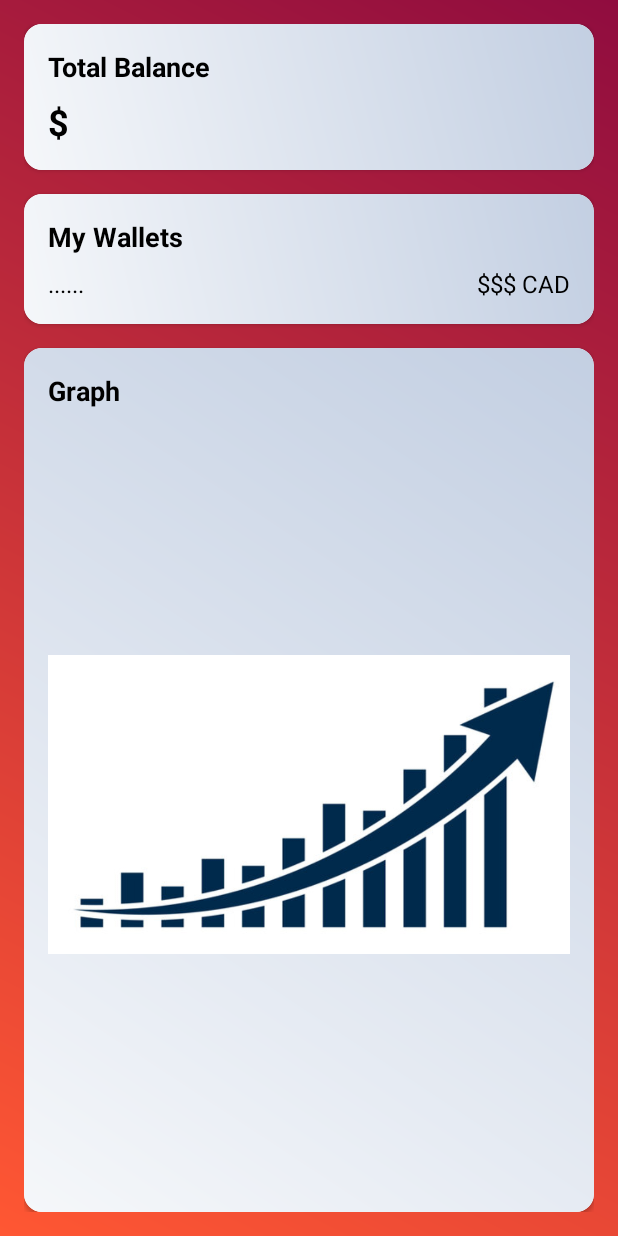
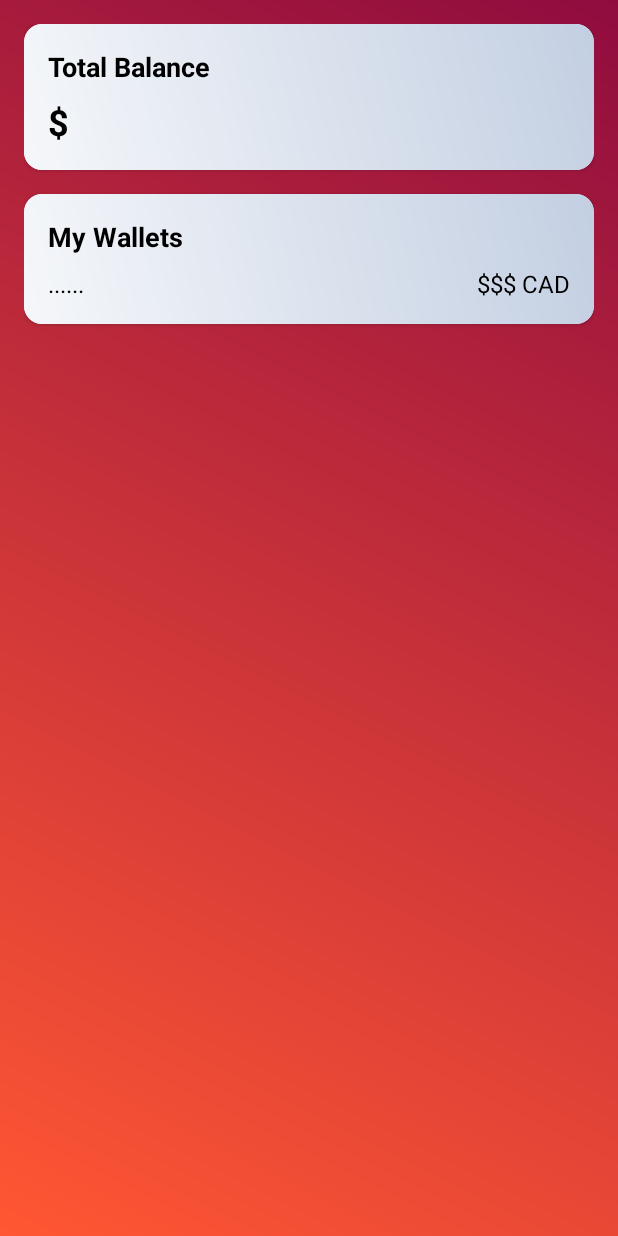
Before and after one commit to aakash2019/TrExpense, an Android app: the layout fragment_home.xml on its own in the app's theme, with its tools: preview values and no code run, on a phone screen of 412 x 824 dp. Run offline under Robolectric (Android 15) with nearby library versions, the light colour scheme and no system bars.

Commit message:
changed homepage and tabsActivity

```diff
--- a/app/src/main/java/com/example/trexpense_2f94d/TabsActivity.java
+++ b/app/src/main/java/com/example/trexpense_2f94d/TabsActivity.java
@@ -30,7 +30,7 @@ public class TabsActivity extends AppCompatActivity {
         // Set HomeFragment as the default fragment
         if (savedInstanceState == null) {
             getSupportFragmentManager().beginTransaction()
-                    .replace(R.id.fragment_container, fragmentMap.get(R.id.nav_profile))
+                    .replace(R.id.fragment_container, fragmentMap.get(R.id.nav_home))
                     .commit();
         }
 
--- a/app/src/main/res/layout/fragment_home.xml
+++ b/app/src/main/res/layout/fragment_home.xml
@@ -113,45 +113,6 @@
         </LinearLayout>
     </androidx.cardview.widget.CardView>
 
-    <androidx.cardview.widget.CardView
-        android:id="@+id/card3"
-        android:layout_width="match_parent"
-        android:layout_height="0dp"
-        android:elevation="8dp"
-        android:layout_marginTop="16dp"
-        app:cardCornerRadius="12dp"
-        android:backgroundTint="@android:color/white"
-        app:layout_constraintTop_toBottomOf="@id/card2"
-        app:layout_constraintBottom_toBottomOf="parent"
-        app:layout_constraintStart_toStartOf="parent"
-        app:layout_constraintEnd_toEndOf="parent"
-        app:layout_constraintHeight_default="spread">
 
-        <LinearLayout
-            android:layout_width="match_parent"
-            android:layout_height="match_parent"
-            android:orientation="vertical"
-            android:padding="16dp"
-            android:background="@drawable/card_background">>
-
-            <TextView
-                android:id="@+id/graphTextView"
-                android:layout_width="wrap_content"
-                android:layout_height="wrap_content"
-                android:text="Graph"
-                android:textSize="18sp"
-                android:textStyle="bold"
-                android:textColor="@android:color/black" />
-
-            <ImageView
-                android:id="@+id/graphImageView"
-                android:layout_width="match_parent"
-                android:layout_height="0dp"
-                android:layout_marginTop="8dp"
-                android:layout_weight="1"
-                android:src="@drawable/graph"
-                android:contentDescription="Graph Image" />
-        </LinearLayout>
-    </androidx.cardview.widget.CardView>
 
 </androidx.constraintlayout.widget.ConstraintLayout>
```
